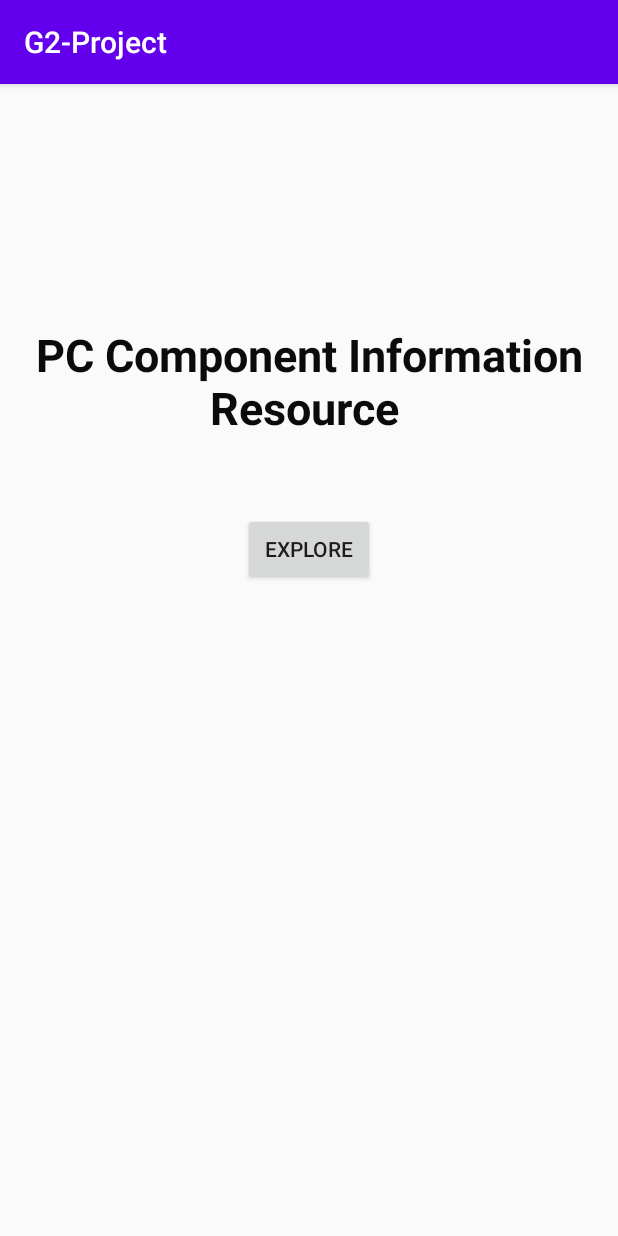
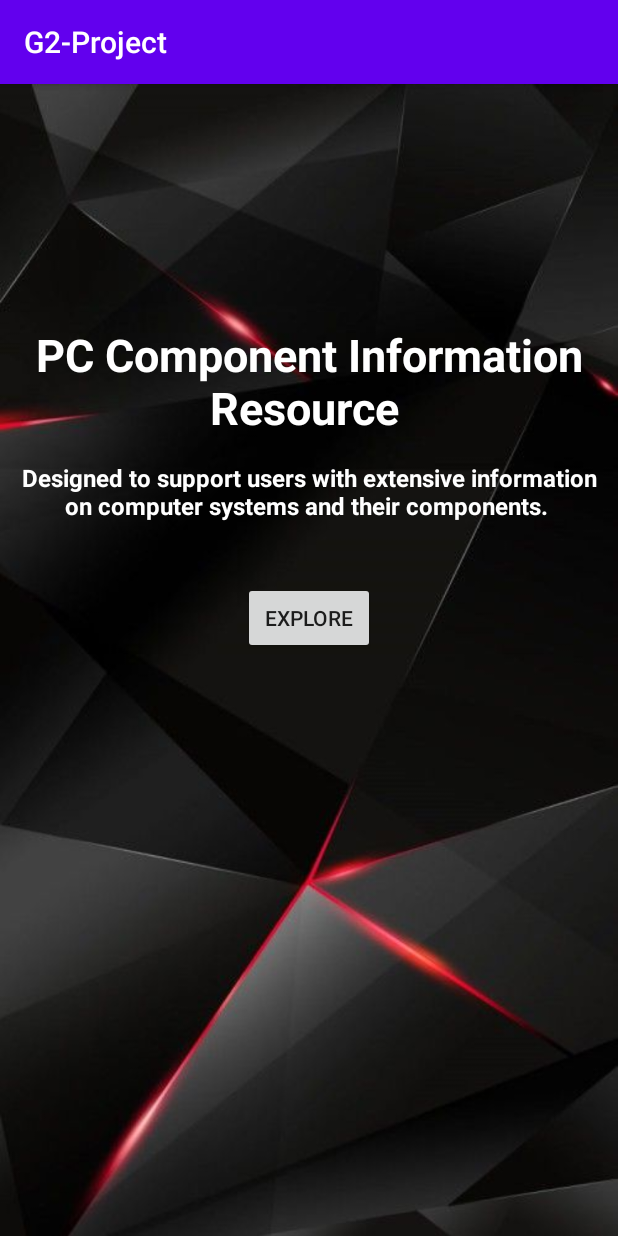
Before and after one commit to RDymond73/Mobile-App-Dev-Project, an Android app: the screen it shows after launch (MainActivity), on a phone screen of 412 x 824 dp. Run offline under Robolectric (Android 15) with nearby library versions, the phone set to English and light mode, and no system bars.

Commit message:
adding backgrounds to layout

```diff
--- a/app/src/main/res/layout/activity_main.xml
+++ b/app/src/main/res/layout/activity_main.xml
@@ -6,7 +6,9 @@
     android:layout_height="match_parent"
     tools:context=".MainActivity"
     android:orientation="vertical"
-    android:padding="10dp">
+    android:padding="10dp"
+    android:background="@drawable/bcimg"
+    >
 
         <TextView
             android:id="@+id/homeTitle"
@@ -14,19 +16,31 @@
             android:layout_height="wrap_content"
             android:layout_marginTop="150dp"
             android:text="PC Component Information Resource "
-            android:textColor="#0B0B0B"
+            android:textColor="#FFFFFF"
             android:textSize="30sp"
             android:textStyle="bold"
             android:layout_gravity="center_horizontal"
             android:textAlignment="center"
             />
 
+        <TextView
+            android:id="@+id/subtitle"
+            android:layout_width="wrap_content"
+            android:layout_height="wrap_content"
+            android:layout_gravity="center_horizontal"
+            android:text="Designed to support users with extensive information on computer systems and their components. "
+            android:textAlignment="center"
+            android:textColor="#FFFFFF"
+            android:textSize="16sp"
+            android:textStyle="bold"
+            android:paddingTop="15dp"/>
+
         <Button
             android:id="@+id/homeBTN"
             android:layout_width="wrap_content"
             android:layout_height="wrap_content"
             android:text="Explore"
-            android:layout_marginTop="50dp"
+            android:layout_marginTop="40dp"
             android:layout_gravity="center_horizontal"
             />
 
```
Also changed, not shown: app/src/main/res/layout/activity_explore.xml (+8 -6 lines), app/src/main/res/drawable/bcimg.jpg (added), 1 other file.
